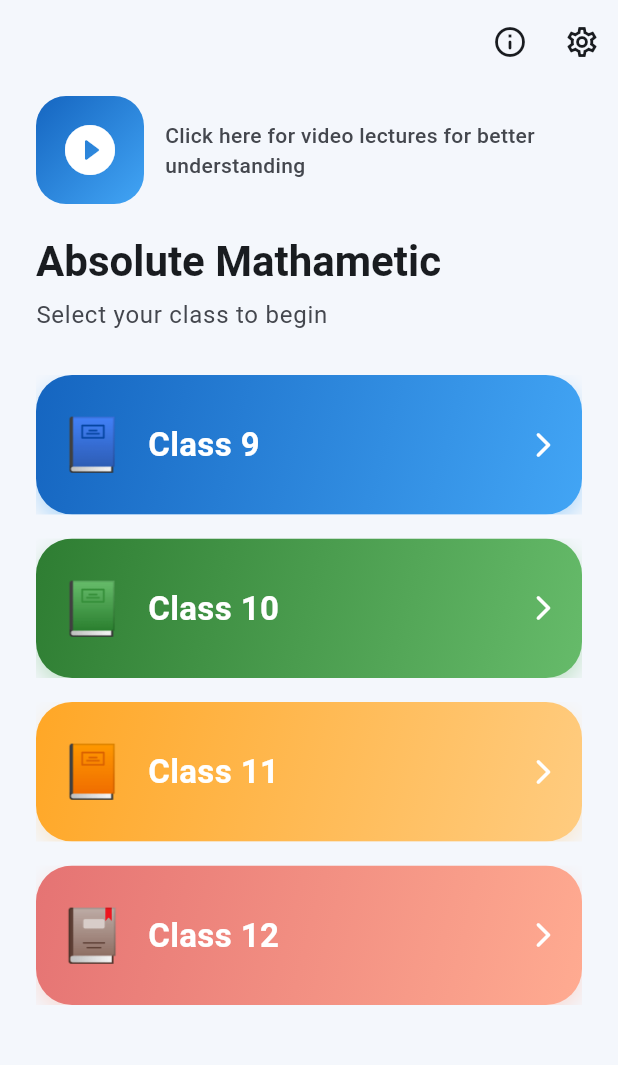
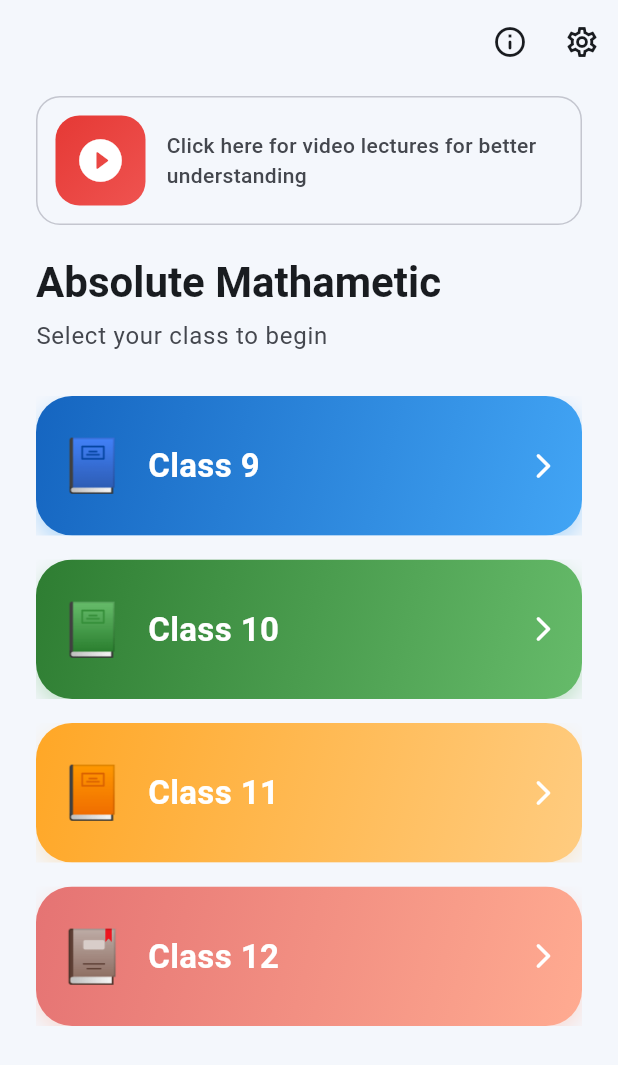
Before and after one commit to ironclaw56/math, a Flutter app: the screen it shows after launch, on a phone screen of 412 x 824 dp. Shown: the top 1065 px of the screen. Run offline on Flutter 3.47's test engine with Material 3 defaults, Android fonts, the phone set to English and light mode, and no system bars; missing offline and left inert: syncfusion_flutter_pdfviewer.

Commit message:
Update home_screen.dart

```diff
--- a/lib/screens/home_screen.dart
+++ b/lib/screens/home_screen.dart
@@ -54,24 +54,33 @@ class HomeScreen extends StatelessWidget {
                         await launchUrl(uri, mode: LaunchMode.externalApplication);
                       }
                     },
+                    child: Container(
+                      padding: const EdgeInsets.all(12),
+                      decoration: BoxDecoration(
+                        border: Border.all(
+                          color: Theme.of(context).colorScheme.outlineVariant,
+                          width: 1,
+                        ),
+                        borderRadius: BorderRadius.circular(16),
+                      ),
                       child: Row(
                         crossAxisAlignment: CrossAxisAlignment.center,
                         children: [
                           Container(
-                          width: 72,
-                          height: 72,
+                            width: 60,
+                            height: 60,
                             decoration: BoxDecoration(
                               gradient: const LinearGradient(
-                              colors: [Color(0xFF1565C0), Color(0xFF42A5F5)],
+                                colors: [Color(0xFFE53935), Color(0xFFEF5350)],
                                 begin: Alignment.topLeft,
                                 end: Alignment.bottomRight,
                               ),
-                            borderRadius: BorderRadius.circular(20),
+                              borderRadius: BorderRadius.circular(16),
                             ),
                             alignment: Alignment.center,
                             child: const Icon(
                               Icons.play_circle_fill_rounded,
-                            size: 40,
+                              size: 34,
                               color: Colors.white,
                             ),
                           ),
@@ -86,6 +95,7 @@ class HomeScreen extends StatelessWidget {
                             ),
                           ),
                         ],
+                      ),
                     ),
                   ),
                   const SizedBox(height: 20),
```
Lines whose indentation alone changed are shown as unchanged.
